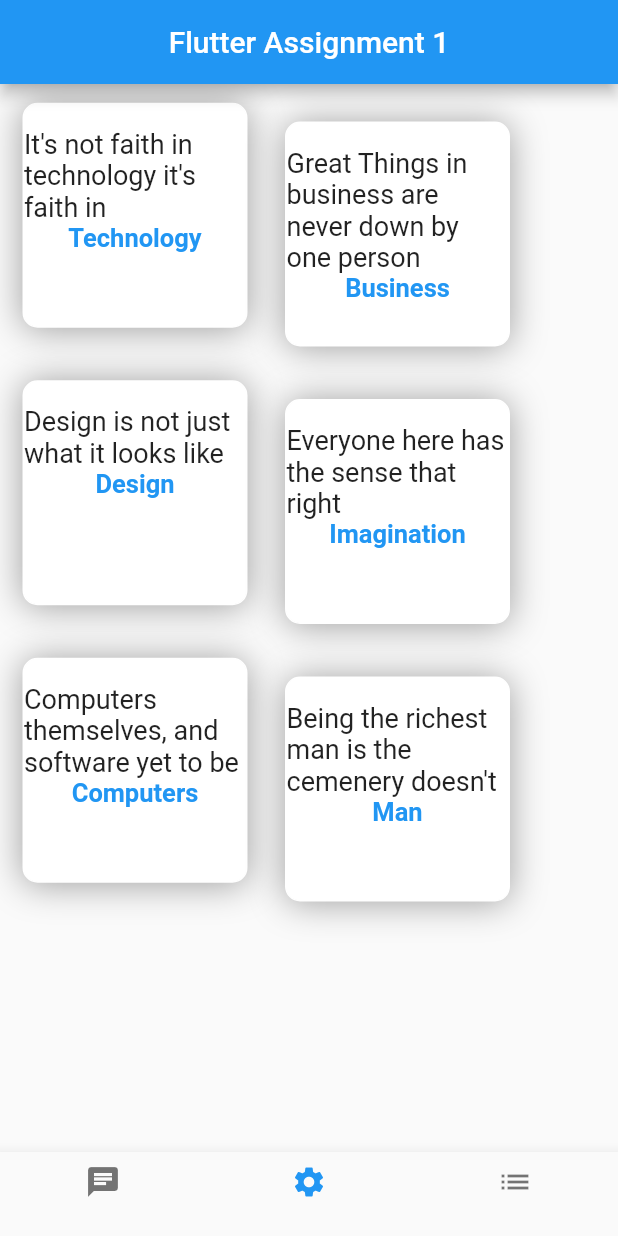
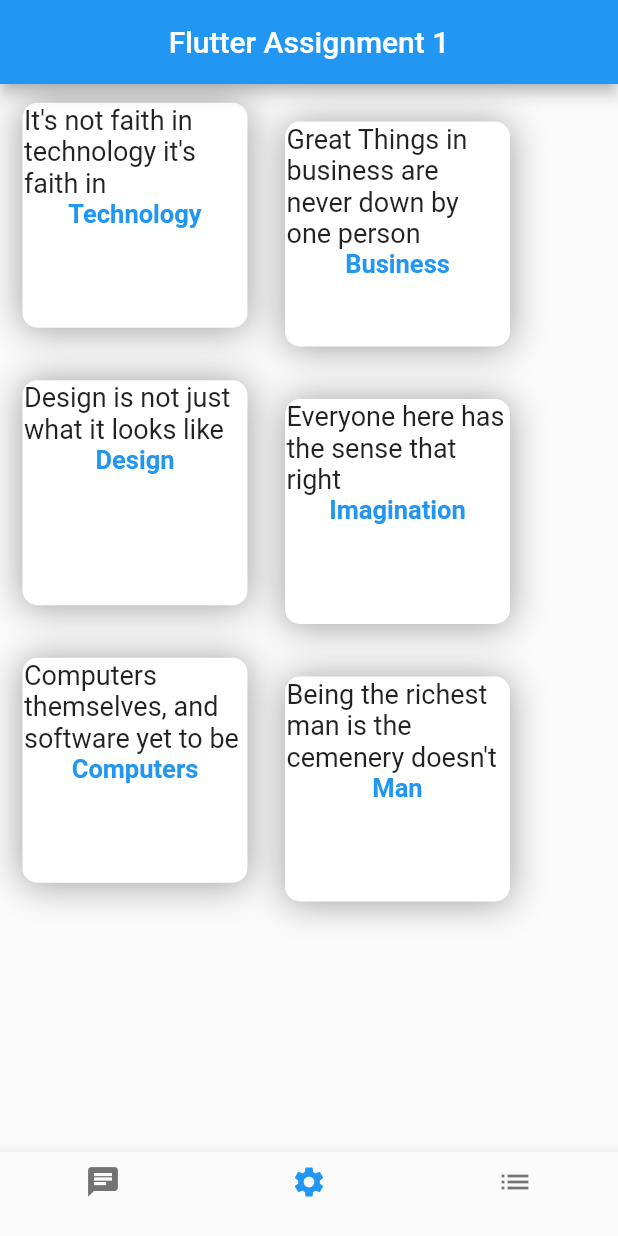
Before and after one commit to qadirlatif/Flutter-Assignments, a Flutter app: the screen it shows after launch, on a phone screen of 412 x 824 dp. Run offline on Flutter 3.47's test engine with Material 2 defaults, Android fonts, the light colour scheme and no system bars.

Commit message:
code refactored of body.dart

```diff
--- a/lib/body.dart
+++ b/lib/body.dart
@@ -72,7 +72,6 @@ class CustomWidget extends MaterialApp {
       child: Container(
         child: Column(
           children: [
-            const Text(""),
             Text(
               qoute,
               textAlign: TextAlign.left,
```
